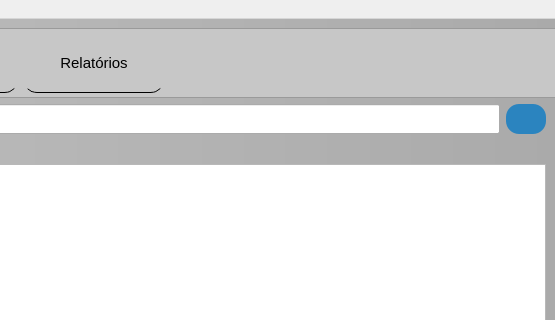
Before: the Qt Designer form mainwindow.ui in GabR36/QEstoqueLoja, drawn with Qt 5; both pictures show x 655 to 1210 and y 0 to 320 of the 1210 by 643 pixel window.
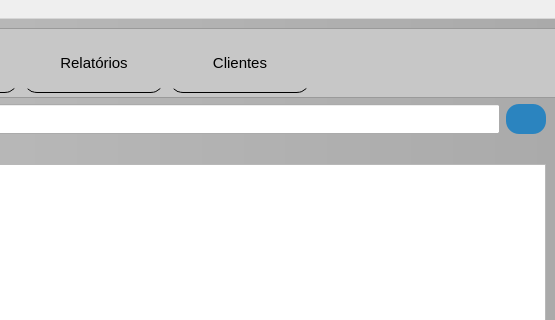
After: the same form once the commit is applied. Icons and pictures are not drawn. Custom widgets are drawn as their Qt base class.

Commit message:
criar tabela clientes e botao na mainwindow
schema versao 4.

```diff
--- a/mainwindow.ui
+++ b/mainwindow.ui
@@ -541,6 +541,25 @@
                 </property>
                </widget>
               </item>
+              <item>
+               <widget class="QPushButton" name="Btn_Clientes">
+                <property name="minimumSize">
+                 <size>
+                  <width>140</width>
+                  <height>60</height>
+                 </size>
+                </property>
+                <property name="text">
+                 <string>Clientes</string>
+                </property>
+                <property name="iconSize">
+                 <size>
+                  <width>40</width>
+                  <height>40</height>
+                 </size>
+                </property>
+               </widget>
+              </item>
               <item>
                <spacer name="horizontalSpacer">
                 <property name="orientation">
```
The commit also changes 8 other files.
